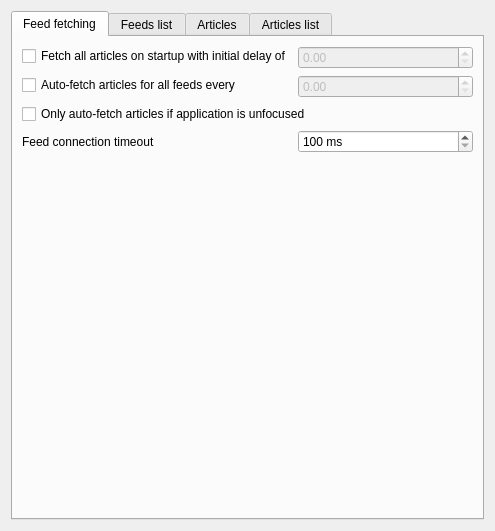
martinrotter/rssguard, file src/librssguard/gui/settings/settingsfeedsmessages.ui: the form before one commit.
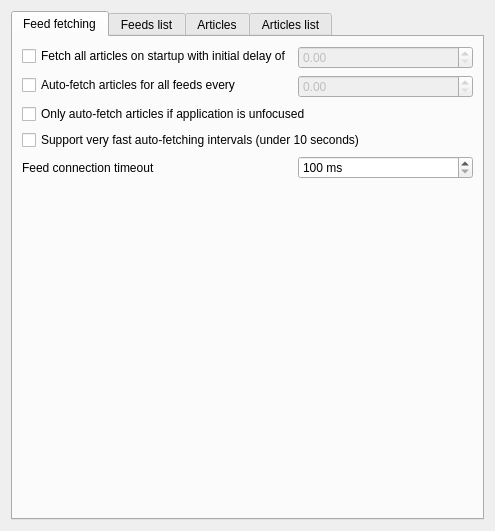
The form after the commit. Custom widgets are drawn as their Qt base class.

Commit message: support very fast auto-fetch intervals

What changed in the file:
```diff
--- a/src/librssguard/gui/settings/settingsfeedsmessages.ui
+++ b/src/librssguard/gui/settings/settingsfeedsmessages.ui
@@ -80,7 +80,7 @@
          </property>
         </widget>
        </item>
-       <item row="3" column="0">
+       <item row="4" column="0">
         <widget class="QLabel" name="label_3">
          <property name="text">
           <string>Feed connection timeout</string>
@@ -90,7 +90,7 @@
          </property>
         </widget>
        </item>
-       <item row="3" column="1">
+       <item row="4" column="1">
         <widget class="QSpinBox" name="m_spinFeedUpdateTimeout">
          <property name="minimumSize">
           <size>
@@ -115,6 +115,13 @@
          </property>
         </widget>
        </item>
+       <item row="3" column="0" colspan="2">
+        <widget class="QCheckBox" name="m_cmbFastAutoUpdate">
+         <property name="text">
+          <string>Support very fast auto-fetching intervals (under 10 seconds)</string>
+         </property>
+        </widget>
+       </item>
       </layout>
      </widget>
      <widget class="QWidget" name="m_tabFeedsList">
```
Left out of the diff: 1 changed line with no effect on the pictures. The commit also changes 6 other files.
